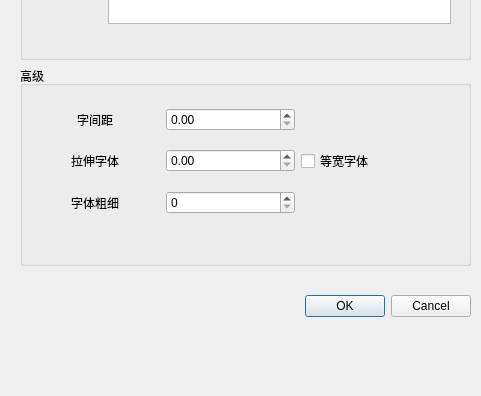
mcoder2014/ofdEditor, file ofdEditor/model/Widget/FontSettingDialog.ui: the form before one commit; both pictures show x 0 to 481 and y 210 to 606 of the 481 by 606 pixel window.
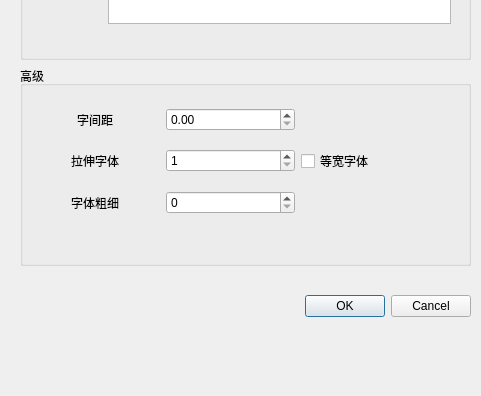
The form after the commit.

Commit message: 子体窗口的调教，

What changed in the file:
```diff
--- a/ofdEditor/model/Widget/FontSettingDialog.ui
+++ b/ofdEditor/model/Widget/FontSettingDialog.ui
@@ -527,10 +527,11 @@
          </spacer>
         </item>
         <item row="0" column="2">
-         <widget class="QDoubleSpinBox" name="doubleFontSpace"/>
-        </item>
-        <item row="1" column="2">
-         <widget class="QDoubleSpinBox" name="doubleFontStretch"/>
+         <widget class="QDoubleSpinBox" name="doubleFontSpace">
+          <property name="maximum">
+           <double>1000.000000000000000</double>
+          </property>
+         </widget>
         </item>
         <item row="2" column="2">
          <widget class="QSpinBox" name="intFontWeidht"/>
@@ -542,6 +543,16 @@
           </property>
          </widget>
         </item>
+        <item row="1" column="2">
+         <widget class="QSpinBox" name="doubleFontStretch">
+          <property name="minimum">
+           <number>1</number>
+          </property>
+          <property name="maximum">
+           <number>4000</number>
+          </property>
+         </widget>
+        </item>
        </layout>
       </widget>
      </widget>
```
Left out of the diff: 4 changed lines with no effect on the pictures. The commit also changes 5 other files.
